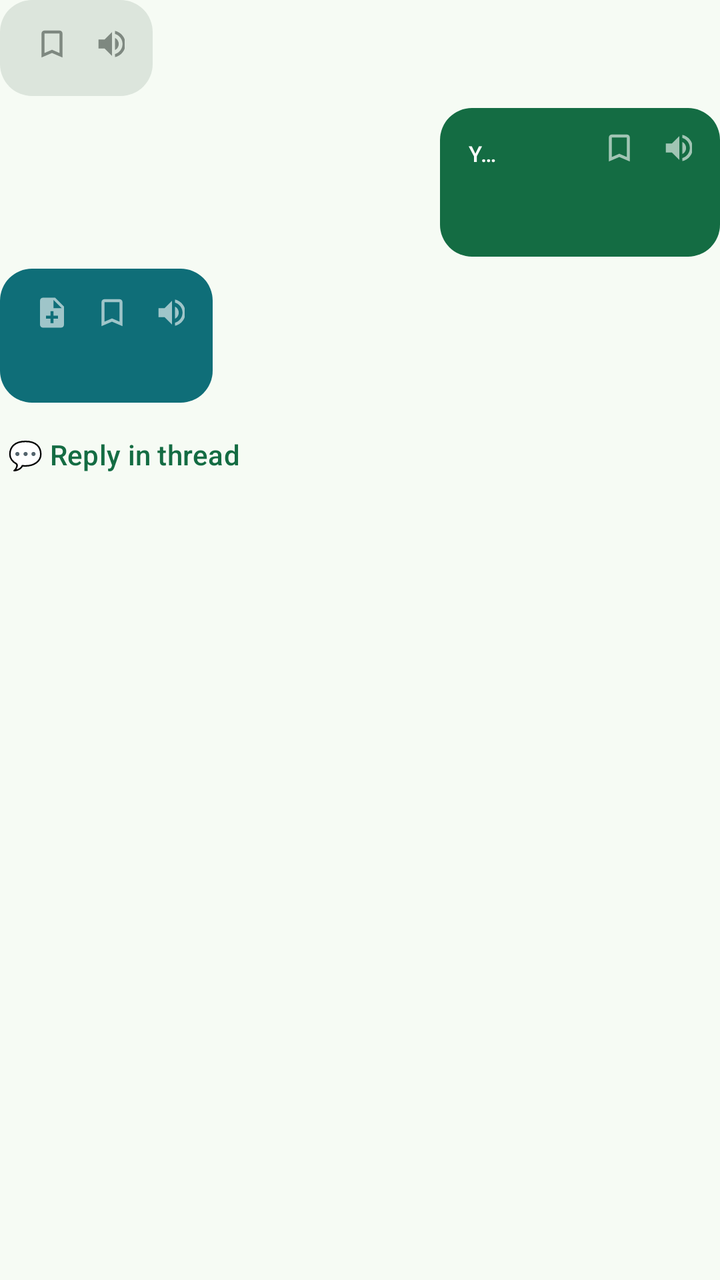
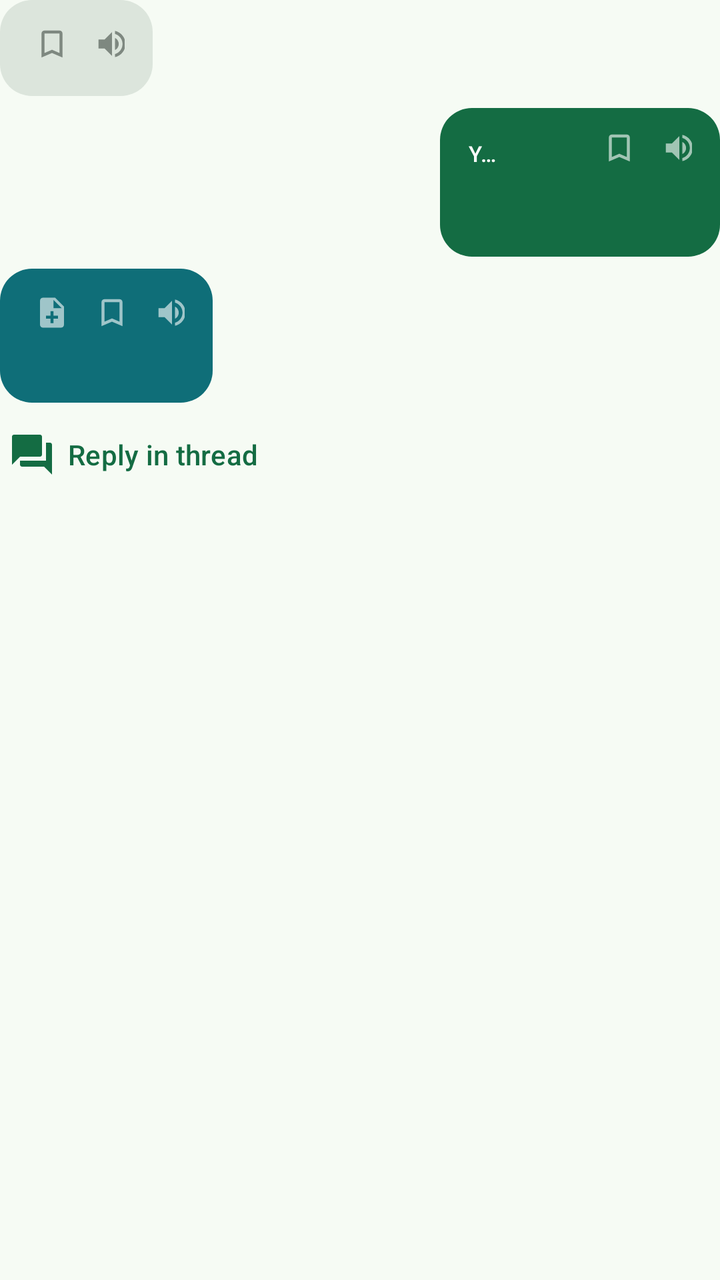

Screens rendered from an Android XML layout before and after an edit, with the pre-edit source and the edit as a unified diff.
<!-- AndroidManifest.xml: application theme Theme.VoiceSrs -->
<!-- res/layout/item_chat_turn.xml -->
<?xml version="1.0" encoding="utf-8"?>
<LinearLayout xmlns:android="http://schemas.android.com/apk/res/android"
    xmlns:app="http://schemas.android.com/apk/res-auto"
    android:layout_width="match_parent"
    android:layout_height="wrap_content"
    android:orientation="vertical"
    android:paddingBottom="12dp">

    
    <LinearLayout
        android:id="@+id/cardBubble"
        android:layout_width="wrap_content"
        android:layout_height="wrap_content"
        android:layout_gravity="start"
        android:layout_marginEnd="56dp"
        android:background="@drawable/bg_bubble_card"
        android:minHeight="48dp"
        android:orientation="vertical"
        android:paddingStart="14dp"
        android:paddingTop="10dp"
        android:paddingEnd="14dp"
        android:paddingBottom="10dp">

        <LinearLayout
            android:id="@+id/cardCorner"
            android:layout_width="wrap_content"
            android:layout_height="24dp"
            android:layout_gravity="end"
            android:layout_marginEnd="-6dp"
            android:layout_marginBottom="-22dp"
            android:orientation="horizontal">

            <ImageButton
                android:id="@+id/cardBookmarkIcon"
                android:layout_width="24dp"
                android:layout_height="24dp"
                android:background="?attr/selectableItemBackgroundBorderless"
                android:contentDescription="@string/corner_bookmark"
                android:padding="3dp"
                android:scaleType="fitCenter"
                android:src="@drawable/ic_bookmark"
                app:tint="#99404943" />

            <ImageButton
                android:id="@+id/cardPlayIcon"
                android:layout_width="24dp"
                android:layout_height="24dp"
                android:background="?attr/selectableItemBackgroundBorderless"
                android:contentDescription="@string/corner_read_aloud"
                android:layout_marginStart="6dp"
                android:padding="3dp"
                android:scaleType="fitCenter"
                android:src="@drawable/ic_volume_up"
                app:tint="#99404943" />
        </LinearLayout>

        <TextView
            android:id="@+id/questionLabel"
            android:layout_width="wrap_content"
            android:layout_height="wrap_content"
            android:letterSpacing="0.08"
            android:paddingEnd="64dp"
            android:textAllCaps="true"
            android:textAppearance="?attr/textAppearanceLabelSmall"
            android:textColor="?attr/colorOnSurfaceVariant"
            android:layout_marginBottom="@dimen/question_label_gap"
            android:visibility="gone" />

        <TextView
            android:id="@+id/cardStem"
            android:layout_width="wrap_content"
            android:layout_height="wrap_content"
            android:ellipsize="end"
            android:maxLines="2"
            android:textAppearance="?attr/textAppearanceBodyLarge"
            android:textColor="?attr/colorOnSurfaceVariant" />

        <LinearLayout
            android:id="@+id/optionRows"
            android:layout_width="match_parent"
            android:layout_height="wrap_content"
            android:orientation="vertical"
            android:visibility="gone" />
    </LinearLayout>

    
    <LinearLayout
        android:id="@+id/userBubble"
        android:layout_width="wrap_content"
        android:layout_height="wrap_content"
        android:layout_gravity="end"
        android:layout_marginStart="56dp"
        android:layout_marginTop="6dp"
        android:background="@drawable/bg_bubble_user"
        android:minWidth="140dp"
        android:orientation="vertical"
        android:paddingStart="14dp"
        android:paddingTop="8dp"
        android:paddingEnd="14dp"
        android:paddingBottom="10dp">

        <LinearLayout
            android:id="@+id/userCorner"
            android:layout_width="wrap_content"
            android:layout_height="24dp"
            android:layout_gravity="end"
            android:layout_marginEnd="-6dp"
            android:layout_marginBottom="-22dp"
            android:orientation="horizontal">

            <ImageButton
                android:id="@+id/userBookmarkIcon"
                android:layout_width="24dp"
                android:layout_height="24dp"
                android:background="?attr/selectableItemBackgroundBorderless"
                android:contentDescription="@string/corner_bookmark"
                android:padding="3dp"
                android:scaleType="fitCenter"
                android:src="@drawable/ic_bookmark"
                app:tint="#99FFFFFF" />

            <ImageButton
                android:id="@+id/userPlayIcon"
                android:layout_width="24dp"
                android:layout_height="24dp"
                android:background="?attr/selectableItemBackgroundBorderless"
                android:contentDescription="@string/corner_read_aloud"
                android:layout_marginStart="6dp"
                android:padding="3dp"
                android:scaleType="fitCenter"
                android:src="@drawable/ic_volume_up"
                app:tint="#99FFFFFF" />
        </LinearLayout>

        
        <LinearLayout
            android:id="@+id/userAnswerHeader"
            android:layout_width="match_parent"
            android:layout_height="wrap_content"
            android:layout_marginBottom="@dimen/answer_header_bottom"
            android:gravity="center_vertical"
            android:orientation="horizontal"
            android:paddingEnd="64dp">

            <TextView
                android:id="@+id/userAnswerLabel"
                android:layout_width="wrap_content"
                android:layout_height="wrap_content"
                android:layout_weight="1"
                android:ellipsize="end"
                android:letterSpacing="0.06"
                android:maxLines="1"
                android:text="@string/your_answer_label"
                android:textAllCaps="true"
                android:textAppearance="?attr/textAppearanceLabelSmall"
                android:textColor="@color/bubble_user_on" />

            <TextView
                android:id="@+id/userRatingPill"
                android:layout_width="wrap_content"
                android:layout_height="wrap_content"
                android:layout_marginStart="@dimen/answer_header_gap"
                android:maxLines="1"
                android:paddingStart="10dp"
                android:paddingTop="3dp"
                android:paddingEnd="10dp"
                android:paddingBottom="3dp"
                android:textAppearance="?attr/textAppearanceLabelLarge" />
        </LinearLayout>

        <TextView
            android:id="@+id/userAnswerText"
            android:layout_width="match_parent"
            android:layout_height="wrap_content"
            android:paddingStart="10dp"
            android:paddingTop="3dp"
            android:paddingEnd="10dp"
            android:paddingBottom="3dp"
            android:textAppearance="?attr/textAppearanceBodyMedium" />

        <TextView
            android:id="@+id/userJudgeReason"
            android:layout_width="match_parent"
            android:layout_height="wrap_content"
            android:layout_marginTop="6dp"
            android:alpha="0.9"
            android:textAppearance="?attr/textAppearanceBodySmall"
            android:textColor="@color/bubble_user_on"
            android:visibility="gone" />
    </LinearLayout>

    
    <LinearLayout
        android:id="@+id/aiBubble"
        android:layout_width="wrap_content"
        android:layout_height="wrap_content"
        android:layout_gravity="start"
        android:layout_marginTop="6dp"
        android:layout_marginEnd="56dp"
        android:background="@drawable/bg_bubble_ai"
        android:minHeight="48dp"
        android:orientation="vertical"
        android:paddingStart="14dp"
        android:paddingTop="10dp"
        android:paddingEnd="14dp"
        android:paddingBottom="10dp">

        <LinearLayout
            android:id="@+id/aiCorner"
            android:layout_width="wrap_content"
            android:layout_height="24dp"
            android:layout_gravity="end"
            android:layout_marginEnd="-6dp"
            android:layout_marginBottom="4dp"
            android:orientation="horizontal">

            <ImageButton
                android:id="@+id/aiNoteIcon"
                android:layout_width="24dp"
                android:layout_height="24dp"
                android:background="?attr/selectableItemBackgroundBorderless"
                android:contentDescription="@string/corner_make_card"
                android:padding="3dp"
                android:scaleType="fitCenter"
                android:src="@drawable/ic_note_add"
                app:tint="#99FFFFFF" />

            <ImageButton
                android:id="@+id/aiBookmarkIcon"
                android:layout_width="24dp"
                android:layout_height="24dp"
                android:background="?attr/selectableItemBackgroundBorderless"
                android:contentDescription="@string/corner_bookmark"
                android:layout_marginStart="6dp"
                android:padding="3dp"
                android:scaleType="fitCenter"
                android:src="@drawable/ic_bookmark"
                app:tint="#99FFFFFF" />

            <ImageButton
                android:id="@+id/aiPlayIcon"
                android:layout_width="24dp"
                android:layout_height="24dp"
                android:background="?attr/selectableItemBackgroundBorderless"
                android:contentDescription="@string/corner_read_aloud"
                android:layout_marginStart="6dp"
                android:padding="3dp"
                android:scaleType="fitCenter"
                android:src="@drawable/ic_volume_up"
                app:tint="#99FFFFFF" />
        </LinearLayout>

        <LinearLayout
            android:id="@+id/explSection"
            android:layout_width="wrap_content"
            android:layout_height="wrap_content"
            android:orientation="vertical">

            <TextView
                android:id="@+id/explBadge"
                android:layout_width="wrap_content"
                android:layout_height="wrap_content"
                android:contentDescription="@string/expl_badge_cd"
                android:minHeight="48dp"
                android:gravity="center_vertical"
                android:text="@string/expl_badge"
                android:textAppearance="?attr/textAppearanceLabelLarge"
                android:textColor="@color/bubble_ai_on"
                android:visibility="gone" />

            <TextView
                android:id="@+id/explStatus"
                android:layout_width="wrap_content"
                android:layout_height="wrap_content"
                android:textAppearance="?attr/textAppearanceBodyMedium"
                android:textColor="@color/bubble_ai_on" />

            <TextView
                android:id="@+id/explBody"
                android:layout_width="wrap_content"
                android:layout_height="wrap_content"
                android:textAppearance="?attr/textAppearanceBodyMedium"
                android:textColor="@color/bubble_ai_on"
                android:visibility="gone" />

            <LinearLayout
                android:id="@+id/explBlocks"
                android:layout_width="match_parent"
                android:layout_height="wrap_content"
                android:orientation="vertical"
                android:visibility="gone" />

            <TextView
                android:id="@+id/explFooter"
                android:layout_width="wrap_content"
                android:layout_height="wrap_content"
                android:layout_marginTop="8dp"
                android:alpha="0.75"
                android:textAppearance="?attr/textAppearanceBodySmall"
                android:textColor="@color/bubble_ai_on"
                android:visibility="gone" />

            <Button
                android:id="@+id/explRetry"
                style="@style/Widget.Material3.Button.TextButton"
                android:layout_width="wrap_content"
                android:layout_height="wrap_content"
                android:minHeight="48dp"
                android:text="@string/expl_retry"
                android:textColor="@color/bubble_ai_on"
                android:visibility="gone" />

            <Button
                android:id="@+id/explAsk"
                style="@style/Widget.Material3.Button.TextButton"
                android:layout_width="wrap_content"
                android:layout_height="wrap_content"
                android:minHeight="48dp"
                android:text="@string/expl_ask"
                android:textColor="@color/bubble_ai_on"
                android:visibility="gone" />
        </LinearLayout>
    </LinearLayout>

    <LinearLayout
        android:layout_width="match_parent"
        android:layout_height="wrap_content"
        android:layout_marginTop="2dp"
        android:gravity="center_vertical"
        android:orientation="horizontal">

        <TextView
            android:id="@+id/threadLink"
            android:layout_width="wrap_content"
            android:layout_height="wrap_content"
            android:background="?attr/selectableItemBackground"
            android:minHeight="48dp"
            android:gravity="center_vertical"
            android:paddingStart="4dp"
            android:paddingEnd="8dp"
            android:text="@string/thread_reply"
            android:textAppearance="?attr/textAppearanceLabelLarge"
            android:textColor="?attr/colorPrimary" />
    </LinearLayout>
</LinearLayout>
<!-- resources referenced by this layout -->
<resources>
  <color name="bubble_ai_on">#FFFFFF</color>
  <color name="bubble_user_on">#FFFFFF</color>
  <dimen name="answer_header_bottom">4dp</dimen>
  <dimen name="answer_header_gap">10dp</dimen>
  <dimen name="question_label_gap">8dp</dimen>
  <!-- drawable bg_bubble_ai (drawable) -->
  <?xml version="1.0" encoding="utf-8"?>
  <shape xmlns:android="http://schemas.android.com/apk/res/android"
      android:shape="rectangle">
      <solid android:color="@color/bubble_ai" />
      <corners android:radius="16dp" />
  </shape>
  <!-- drawable bg_bubble_card (drawable) -->
  <?xml version="1.0" encoding="utf-8"?>
  <shape xmlns:android="http://schemas.android.com/apk/res/android"
      android:shape="rectangle">
      <solid android:color="@color/md_theme_surfaceVariant" />
      <corners android:radius="16dp" />
  </shape>
  <!-- drawable bg_bubble_user (drawable) -->
  <?xml version="1.0" encoding="utf-8"?>
  <shape xmlns:android="http://schemas.android.com/apk/res/android"
      android:shape="rectangle">
      <solid android:color="@color/bubble_user" />
      <corners android:radius="16dp" />
  </shape>
  <!-- drawable ic_bookmark (drawable) -->
  <?xml version="1.0" encoding="utf-8"?>
  <vector xmlns:android="http://schemas.android.com/apk/res/android"
      android:width="18dp"
      android:height="18dp"
      android:viewportWidth="24"
      android:viewportHeight="24"
      android:tint="?attr/colorControlNormal">
      <path
          android:fillColor="#FFFFFFFF"
          android:pathData="M17,3H7c-1.1,0 -1.99,0.9 -1.99,2L5,21l7,-3 7,3V5c0,-1.1 -0.9,-2 -2,-2zM17,18l-5,-2.18L7,18V5h10v13z" />
  </vector>
  <string name="corner_bookmark">Bookmark</string>
  <string name="corner_make_card">Make a card</string>
  <string name="corner_read_aloud">Read aloud</string>
  <string name="expl_ask">Explain</string>
  <string name="expl_badge">● New</string>
  <string name="expl_badge_cd">Explanation ready, unread</string>
  <string name="expl_retry">Retry</string>
  <string name="thread_reply">💬 Reply in thread</string>
  <string name="your_answer_label">YOUR ANSWER</string>
  <color name="bubble_ai">#0F6E78</color>
  <color name="md_theme_surfaceVariant">#DCE5DC</color>
  <color name="bubble_user">#146C43</color>
  <color name="md_theme_primary">#146C43</color>
  <color name="md_theme_onPrimary">#FFFFFF</color>
  <color name="md_theme_primaryContainer">#A4F4C4</color>
  <color name="md_theme_onPrimaryContainer">#002110</color>
  <color name="md_theme_secondary">#4D6356</color>
  <color name="md_theme_onSecondary">#FFFFFF</color>
  <color name="md_theme_secondaryContainer">#D0E8D8</color>
  <color name="md_theme_onSecondaryContainer">#0B1F15</color>
  <color name="md_theme_tertiary">#3C6472</color>
  <color name="md_theme_onTertiary">#FFFFFF</color>
  <color name="md_theme_tertiaryContainer">#C0E9FA</color>
  <color name="md_theme_onTertiaryContainer">#001F28</color>
  <color name="md_theme_background">#F6FBF4</color>
  <color name="md_theme_surface">#F6FBF4</color>
  <color name="md_theme_onSurface">#171D19</color>
  <color name="md_theme_onSurfaceVariant">#404943</color>
  <color name="md_theme_outline">#707973</color>
  <color name="md_theme_error">#BA1A1A</color>
  <color name="md_theme_onError">#FFFFFF</color>
  <!-- unchanged entries left out for length: 3 -->
</resources>

<!-- the commit's change to res/layout/item_chat_turn.xml (unified diff, before → after) -->
@@ -339,6 +339,9 @@
             android:paddingStart="4dp"
             android:paddingEnd="8dp"
             android:text="@string/thread_reply"
+            android:drawableStart="@drawable/ic_forum"
+            android:drawablePadding="6dp"
+            android:drawableTint="?attr/colorPrimary"
             android:textAppearance="?attr/textAppearanceLabelLarge"
             android:textColor="?attr/colorPrimary" />
     </LinearLayout>
<!-- resource entries referenced after the edit -->
@@ -38,6 +38,18 @@
           android:fillColor="#FFFFFFFF"
           android:pathData="M17,3H7c-1.1,0 -1.99,0.9 -1.99,2L5,21l7,-3 7,3V5c0,-1.1 -0.9,-2 -2,-2zM17,18l-5,-2.18L7,18V5h10v13z" />
   </vector>
+  <!-- drawable ic_forum (drawable) -->
+  <?xml version="1.0" encoding="utf-8"?>
+  <vector xmlns:android="http://schemas.android.com/apk/res/android"
+      android:width="24dp"
+      android:height="24dp"
+      android:viewportWidth="24"
+      android:viewportHeight="24"
+      android:tint="?attr/colorControlNormal">
+      <path
+          android:fillColor="#FFFFFFFF"
+          android:pathData="M21,6h-2v9H6v2c0,0.55 0.45,1 1,1h11l4,4V7c0,-0.55 -0.45,-1 -1,-1zM17,12V3c0,-0.55 -0.45,-1 -1,-1H3c-0.55,0 -1,0.45 -1,1v14l4,-4h10c0.55,0 1,-0.45 1,-1z" />
+  </vector>
   <string name="corner_bookmark">Bookmark</string>
   <string name="corner_make_card">Make a card</string>
   <string name="corner_read_aloud">Read aloud</string>
@@ -45,7 +57,7 @@
   <string name="expl_badge">● New</string>
   <string name="expl_badge_cd">Explanation ready, unread</string>
   <string name="expl_retry">Retry</string>
-  <string name="thread_reply">💬 Reply in thread</string>
+  <string name="thread_reply">Reply in thread</string>
   <string name="your_answer_label">YOUR ANSWER</string>
   <color name="bubble_ai">#0F6E78</color>
   <color name="md_theme_surfaceVariant">#DCE5DC</color>
